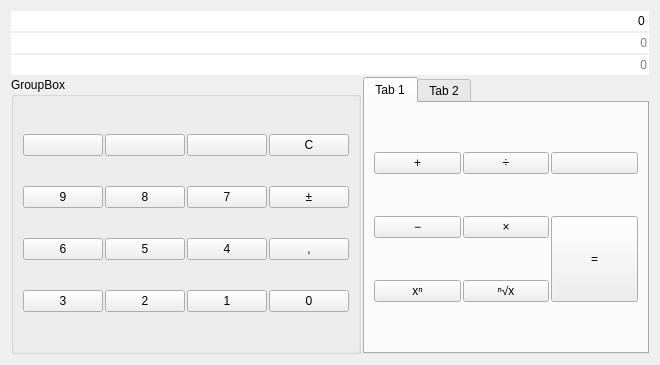
Qt form my_form_calculator.ui (pAVlicSim/pyqt_calculator) before a commit.
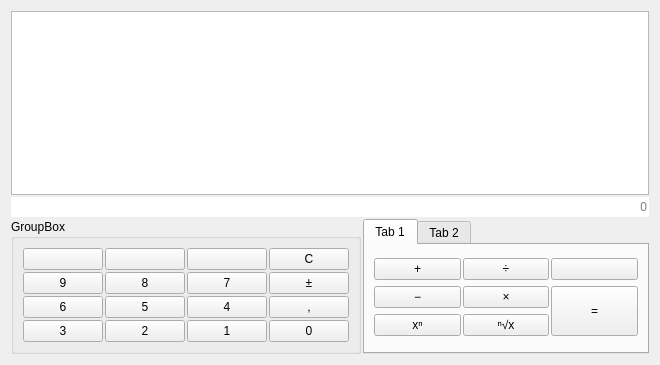
The same form after that commit.

Commit message: полностью переработан. Изменено всё.

The edit to the form file:
```diff
--- a/my_form_calculator.ui
+++ b/my_form_calculator.ui
@@ -19,43 +19,11 @@
    </property>
    <item>
     <layout class="QVBoxLayout" name="verticalLayout">
+     <item>
+      <widget class="QTextEdit" name="textEdit_result"/>
+     </item>
      <item>
       <widget class="QLineEdit" name="lineEdit_1">
-       <property name="text">
-        <string>0</string>
-       </property>
-       <property name="maxLength">
-        <number>10000</number>
-       </property>
-       <property name="frame">
-        <bool>false</bool>
-       </property>
-       <property name="alignment">
-        <set>Qt::AlignRight|Qt::AlignTrailing|Qt::AlignVCenter</set>
-       </property>
-       <property name="placeholderText">
-        <string>0</string>
-       </property>
-      </widget>
-     </item>
-     <item>
-      <widget class="QLineEdit" name="lineEdit_2">
-       <property name="maxLength">
-        <number>10000</number>
-       </property>
-       <property name="frame">
-        <bool>false</bool>
-       </property>
-       <property name="alignment">
-        <set>Qt::AlignRight|Qt::AlignTrailing|Qt::AlignVCenter</set>
-       </property>
-       <property name="placeholderText">
-        <string>0</string>
-       </property>
-      </widget>
-     </item>
-     <item>
-      <widget class="QLineEdit" name="lineEdit_result">
        <property name="text">
         <string/>
        </property>
```
The commit also changes 2 other files.
